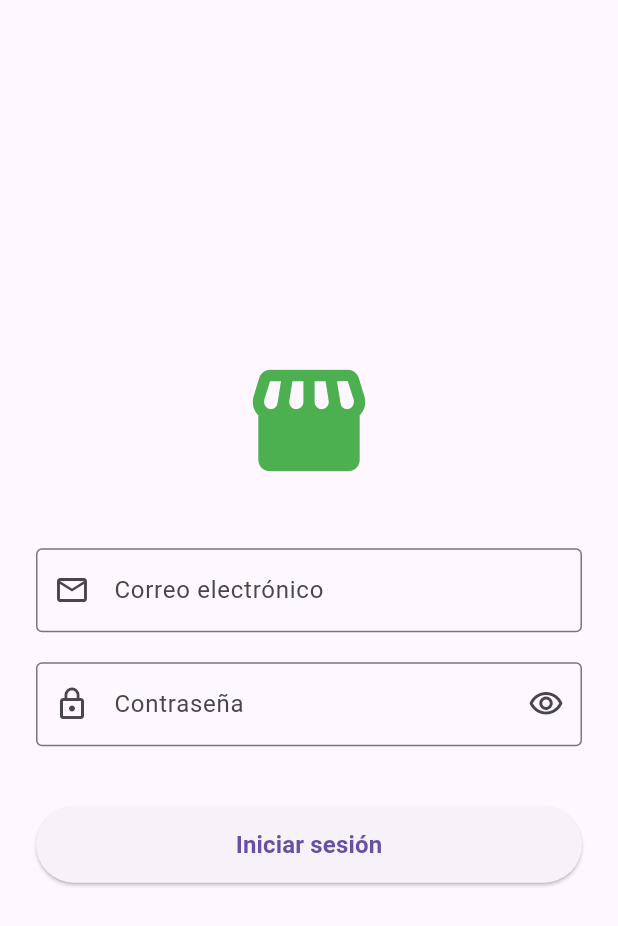
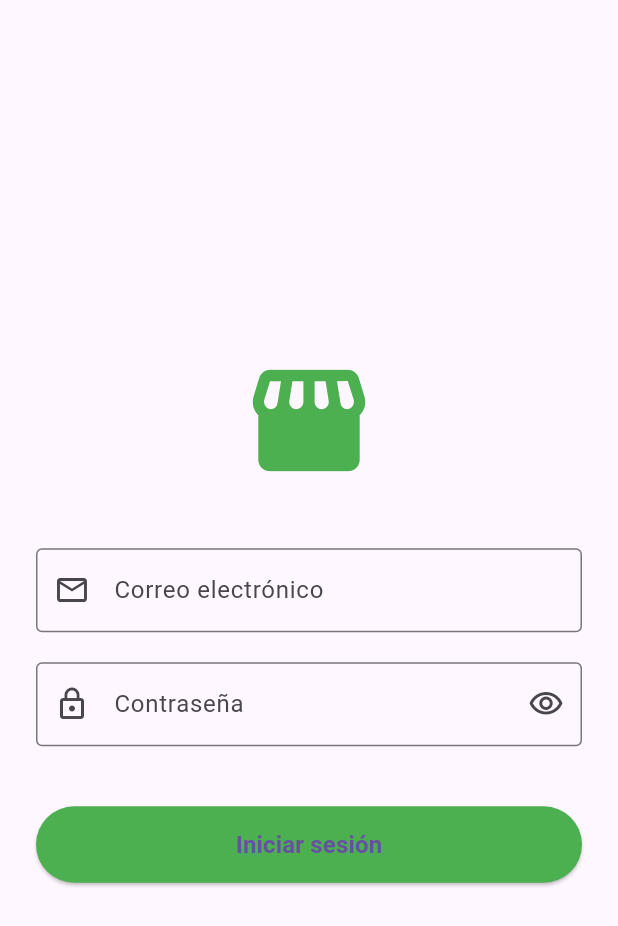
Before and after one commit to Mac3495/proyecto-modulo-8, a Flutter app: the screen it shows after launch, on a phone screen of 412 x 824 dp. Shown: the top 926 px of the screen. Run offline on Flutter 3.47's test engine with Material 3 defaults, Android fonts, the phone set to English and light mode, and no system bars; our stand-ins replace cloud_firestore, equatable, firebase_auth, firebase_core, firebase_crashlytics, flutter_bloc; accounts and stored records are empty.

```diff
--- a/lib/data/services/product/product_service_impl.dart
+++ b/lib/data/services/product/product_service_impl.dart
@@ -1,4 +1,5 @@
 import 'package:cloud_firestore/cloud_firestore.dart';
+import 'package:firebase_crashlytics/firebase_crashlytics.dart';
 import '../../models/product/product_model.dart';
 import 'product_service.dart';
 
@@ -14,6 +15,7 @@ class ProductServiceImpl implements ProductService {
       final newProduct = product.copyWith(productId: docRef.id);
       await docRef.set(newProduct.toMap());
     } catch (e) {
+      FirebaseCrashlytics.instance.recordError('Error al crear el producto', StackTrace.current);
       throw Exception('Error al crear el producto: $e');
     }
   }
@@ -26,6 +28,7 @@ class ProductServiceImpl implements ProductService {
           .map((doc) => ProductModel.fromMap(doc.data()))
           .toList();
     } catch (e) {
+      FirebaseCrashlytics.instance.recordError('Error al obtener los productos', StackTrace.current);
       throw Exception('Error al obtener los productos: $e');
     }
   }
@@ -38,6 +41,7 @@ class ProductServiceImpl implements ProductService {
           .doc(product.productId)
           .update(product.toMap());
     } catch (e) {
+      FirebaseCrashlytics.instance.recordError('Error al actualizar el producto', StackTrace.current);
       throw Exception('Error al actualizar el producto: $e');
     }
   }
@@ -47,6 +51,7 @@ class ProductServiceImpl implements ProductService {
     try {
       await _firestore.collection(_collection).doc(productId).delete();
     } catch (e) {
+      FirebaseCrashlytics.instance.recordError('Error al eliminar el producto', StackTrace.current);
       throw Exception('Error al eliminar el producto: $e');
     }
   }
@@ -60,6 +65,7 @@ class ProductServiceImpl implements ProductService {
       if (!doc.exists) return null;
       return ProductModel.fromMap(doc.data()!);
     } catch (e) {
+      FirebaseCrashlytics.instance.recordError('Error al obtener el producto', StackTrace.current);
       throw Exception('Error al obtener el producto: $e');
     }
   }
--- a/lib/data/services/sale/sale_service_impl.dart
+++ b/lib/data/services/sale/sale_service_impl.dart
@@ -1,4 +1,5 @@
 import 'package:cloud_firestore/cloud_firestore.dart';
+import 'package:firebase_crashlytics/firebase_crashlytics.dart';
 import '../../models/sale/sale_model.dart';
 import 'sale_service.dart';
 
@@ -12,6 +13,7 @@ class SaleServiceImpl implements SaleService {
       final newSale = sale.copyWith(saleId: docRef.id);
       await docRef.set(newSale.toMap());
     } catch (e) {
+      FirebaseCrashlytics.instance.recordError('Error al crear la venta', StackTrace.current);
       throw Exception('Error al crear la venta: $e');
     }
   }
@@ -25,6 +27,7 @@ class SaleServiceImpl implements SaleService {
               SaleModel.fromMap(doc.data()).copyWith(saleId: doc.id))
           .toList();
     } catch (e) {
+      FirebaseCrashlytics.instance.recordError('Error al obtener las ventas', StackTrace.current);
       throw Exception('Error al obtener las ventas: $e');
     }
   }
@@ -40,6 +43,7 @@ class SaleServiceImpl implements SaleService {
               SaleModel.fromMap(doc.data()).copyWith(saleId: doc.id))
           .toList();
     } catch (e) {
+      FirebaseCrashlytics.instance.recordError('Error al obtener las ventas de la sucursal', StackTrace.current);
       throw Exception('Error al obtener las ventas de la sucursal: $e');
     }
   }
@@ -49,6 +53,7 @@ class SaleServiceImpl implements SaleService {
     try {
       await _collection.doc(saleId).delete();
     } catch (e) {
+      FirebaseCrashlytics.instance.recordError('Error al eliminar la venta', StackTrace.current);
       throw Exception('Error al eliminar la venta: $e');
     }
   }
--- a/lib/data/services/subsidiary/subsidiary_service_impl.dart
+++ b/lib/data/services/subsidiary/subsidiary_service_impl.dart
@@ -1,4 +1,5 @@
 import 'package:cloud_firestore/cloud_firestore.dart';
+import 'package:firebase_crashlytics/firebase_crashlytics.dart';
 import '../../models/subsidiary/subsidiary_model.dart';
 import 'subsidiary_service.dart';
 
@@ -15,6 +16,7 @@ class SubsidiaryServiceImpl implements SubsidiaryService {
 
       await docRef.set(newSubsidiary.toMap());
     } catch (e) {
+      FirebaseCrashlytics.instance.recordError('Error al crear la sucursal:', StackTrace.current);
       throw Exception('Error al crear la sucursal: $e');
     }
   }
@@ -27,6 +29,7 @@ class SubsidiaryServiceImpl implements SubsidiaryService {
           .map((doc) => SubsidiaryModel.fromMap(doc.data()))
           .toList();
     } catch (e) {
+      FirebaseCrashlytics.instance.recordError('Error al obtener sucursales', StackTrace.current);
       throw Exception('Error al obtener sucursales: $e');
     }
   }
@@ -38,6 +41,7 @@ class SubsidiaryServiceImpl implements SubsidiaryService {
       if (!doc.exists) return null;
       return SubsidiaryModel.fromMap(doc.data()!);
     } catch (e) {
+      FirebaseCrashlytics.instance.recordError('Error al obtener sucursal', StackTrace.current);
       throw Exception('Error al obtener sucursal: $e');
     }
   }
@@ -50,6 +54,7 @@ class SubsidiaryServiceImpl implements SubsidiaryService {
           .doc(subsidiary.subsidiaryId)
           .update(subsidiary.toMap());
     } catch (e) {
+      FirebaseCrashlytics.instance.recordError('Error al actualizar sucursal', StackTrace.current);
       throw Exception('Error al actualizar sucursal: $e');
     }
   }
@@ -59,6 +64,7 @@ class SubsidiaryServiceImpl implements SubsidiaryService {
     try {
       await _firestore.collection(_collection).doc(id).delete();
     } catch (e) {
+      FirebaseCrashlytics.instance.recordError('Error al eliminar sucursal', StackTrace.current);
       throw Exception('Error al eliminar sucursal: $e');
     }
   }
--- a/lib/presentation/modules/sign_in/sign_in_state.dart
+++ b/lib/presentation/modules/sign_in/sign_in_state.dart
@@ -7,6 +7,9 @@ class SignInState extends Equatable {
   final bool isLoading;
   final String? errorMessage;
   final UserModel? user;
+  final int failedAttempts;
+  final bool isLocked;
+  final DateTime? lockEndTime;
 
   const SignInState({
     this.email = '',
@@ -15,6 +18,9 @@ class SignInState extends Equatable {
     this.isLoading = false,
     this.errorMessage,
     this.user,
+    this.failedAttempts = 0,
+    this.isLocked = false,
+    this.lockEndTime,
   });
 
   SignInState copyWith({
@@ -24,6 +30,9 @@ class SignInState extends Equatable {
     bool? isLoading,
     String? errorMessage,
     UserModel? user,
+    int? failedAttempts,
+    bool? isLocked,
+    DateTime? lockEndTime,
   }) {
     return SignInState(
       email: email ?? this.email,
@@ -32,10 +41,22 @@ class SignInState extends Equatable {
       isLoading: isLoading ?? this.isLoading,
       errorMessage: errorMessage,
       user: user ?? this.user,
+      failedAttempts: failedAttempts ?? this.failedAttempts,
+      isLocked: isLocked ?? this.isLocked,
+      lockEndTime: lockEndTime ?? this.lockEndTime,
     );
   }
 
   @override
-  List<Object?> get props =>
-      [email, password, isPasswordVisible, isLoading, errorMessage, user];
+  List<Object?> get props => [
+        email,
+        password,
+        isPasswordVisible,
+        isLoading,
+        errorMessage,
+        user,
+        failedAttempts,
+        isLocked,
+        lockEndTime,
+      ];
 }
--- a/lib/presentation/screens/sign_in/sign_in_screen.dart
+++ b/lib/presentation/screens/sign_in/sign_in_screen.dart
@@ -22,10 +22,7 @@ class SignInScreen extends StatelessWidget {
                   listener: (context, state) {
                     if (state.errorMessage != null) {
                       ScaffoldMessenger.of(context).showSnackBar(
-                        SnackBar(
-                          content: Text(state.errorMessage!),
-                          backgroundColor: Colors.red,
-                        ),
+                        SnackBar(content: Text(state.errorMessage!), backgroundColor: Colors.red),
                       );
                     } else if (state.user != null) {
                       // ✅ Guardar el usuario globalmente
@@ -48,8 +45,7 @@ class SignInScreen extends StatelessWidget {
                     return Column(
                       crossAxisAlignment: CrossAxisAlignment.center,
                       children: [
-                        const Icon(Icons.storefront_rounded,
-                            size: 90, color: Colors.green),
+                        const Icon(Icons.storefront_rounded, size: 90, color: Colors.green),
                         const SizedBox(height: 40),
                         TextFormField(
                           onChanged: cubit.onEmailChanged,
@@ -82,20 +78,24 @@ class SignInScreen extends StatelessWidget {
                           width: double.infinity,
                           child: ElevatedButton(
                             onPressed:
-                                state.isLoading ? null : () => cubit.signIn(),
+                                state.isLoading || state.isLocked ? null : () => cubit.signIn(),
+                            style: ElevatedButton.styleFrom(
+                              backgroundColor: state.isLocked ? Colors.grey : Colors.green,
+                            ),
                             child: Padding(
-                              padding:
-                                  const EdgeInsets.symmetric(vertical: 14.0),
-                              child: state.isLoading
-                                  ? const CircularProgressIndicator(
-                                      color: Colors.white,
-                                    )
-                                  : const Text(
-                                      'Iniciar sesión',
-                                      style: TextStyle(
+                              padding: const EdgeInsets.symmetric(vertical: 14.0),
+                              child:
+                                  state.isLoading
+                                      ? const CircularProgressIndicator(color: Colors.white)
+                                      : Text(
+                                        state.isLocked
+                                            ? 'Bloqueado (${state.lockEndTime != null ? state.lockEndTime!.difference(DateTime.now()).inSeconds.clamp(0, 30) : 0}s)'
+                                            : 'Iniciar sesión',
+                                        style: const TextStyle(
                                           fontSize: 16,
-                                          fontWeight: FontWeight.bold),
-                                    ),
+                                          fontWeight: FontWeight.bold,
+                                        ),
+                                      ),
                             ),
                           ),
                         ),
--- a/pubspec.yaml
+++ b/pubspec.yaml
@@ -11,6 +11,7 @@ dependencies:
   cloud_firestore: ^6.0.1
   firebase_auth: ^6.1.1
   firebase_core: ^4.1.0
+  firebase_crashlytics: ^5.0.4
   equatable: ^2.0.5
   flutter:
     sdk: flutter
```
Also changed, not shown: lib/core/utils/password_generator.dart (added, +23 -0 lines), lib/data/services/auth/auth_service_impl.dart (+41 -2 lines), lib/data/services/employee/employee_service_impl.dart (+7 -0 lines), lib/presentation/modules/sign_in/sign_in_cubit.dart (+52 -2 lines), lib/presentation/screens/employees/employee_screen.dart (+29 -1 lines), pubspec.lock.
